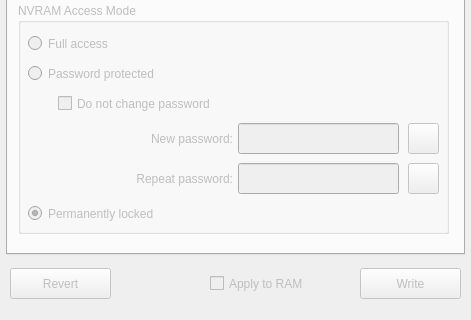
This is src/configuratorwindow.ui in bloguetronica/mcp2210-conf as Qt 5 draws it before an edit; both pictures show x 0 to 471 and y 291 to 611 of the 471 by 611 pixel window. The edited form follows.
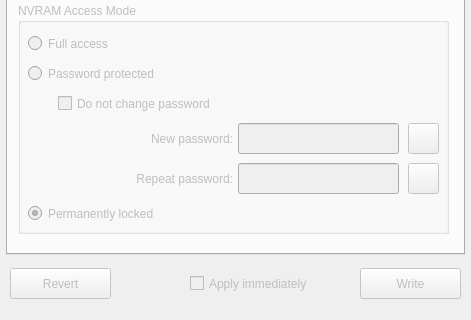
This is the edited form. Icons and pictures are not drawn.

```diff
--- a/src/configuratorwindow.ui
+++ b/src/configuratorwindow.ui
@@ -1261,14 +1261,14 @@
     </property>
     <property name="geometry">
      <rect>
-      <x>210</x>
+      <x>190</x>
       <y>545</y>
-      <width>141</width>
+      <width>161</width>
       <height>21</height>
      </rect>
     </property>
     <property name="text">
-     <string>Apply to RAM</string>
+     <string>Apply immediately</string>
     </property>
    </widget>
   </widget>
```
Left out of the diff: 2 changed lines with no effect on the pictures.
